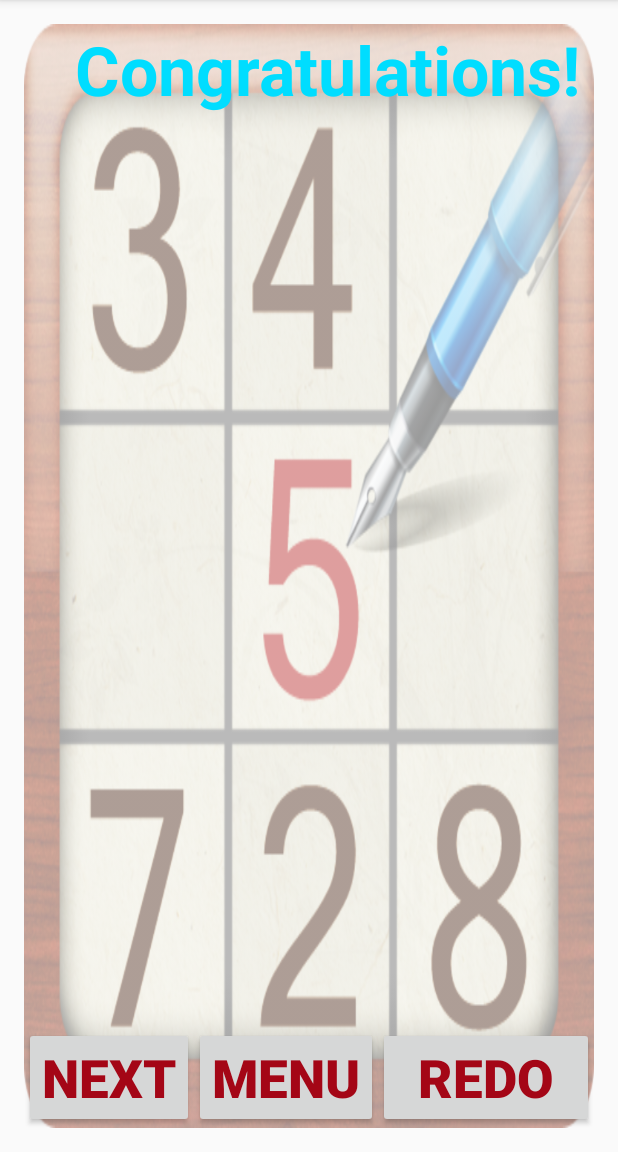
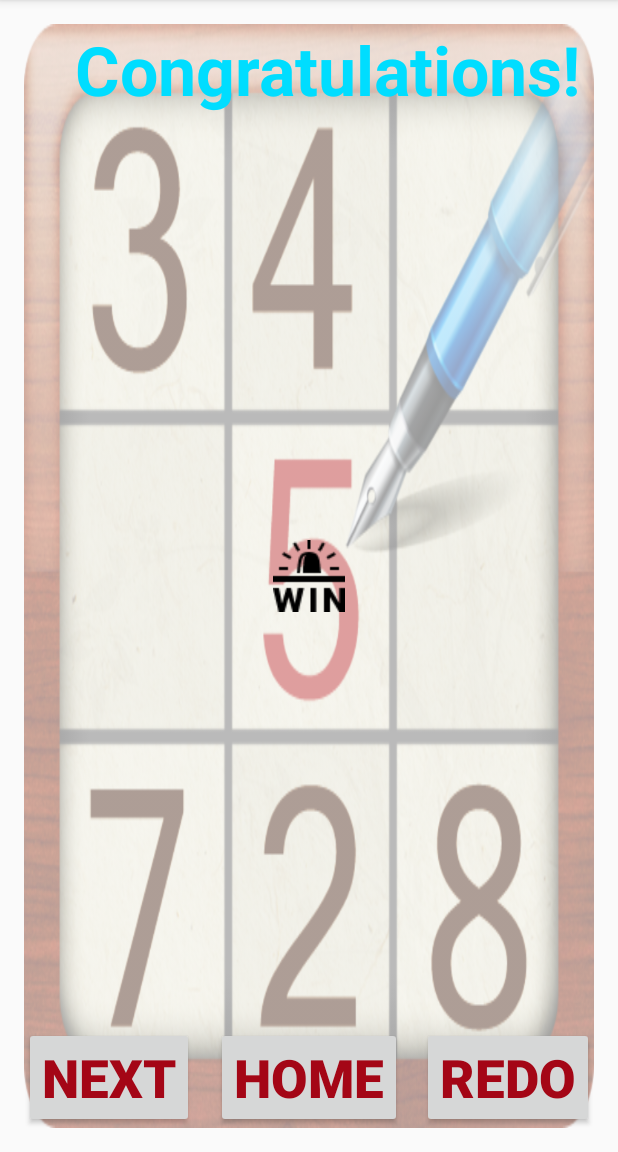
Before and after one commit to xdubzxxreaperx/sudoku, an Android app: the screen it shows after launch (MainActivity), on a phone screen of 412 x 824 dp, the part 84-1236 px from its top. Run offline under Robolectric (Android 15) with nearby library versions, the phone set to English and light mode, and no system bars.

```diff
--- a/sudoku2/app/src/main/res/layout/activity_main.xml
+++ b/sudoku2/app/src/main/res/layout/activity_main.xml
@@ -3,21 +3,21 @@
     xmlns:tools="http://schemas.android.com/tools"
     android:layout_width="match_parent"
     android:layout_height="match_parent"
+    android:background="@color/abc_background_cache_hint_selector_material_light"
     android:paddingBottom="@dimen/activity_vertical_margin"
     android:paddingLeft="@dimen/activity_horizontal_margin"
     android:paddingRight="@dimen/activity_horizontal_margin"
     android:paddingTop="@dimen/activity_vertical_margin"
-    tools:context="com.example.s2012002.sudoku.MainActivity"
-    android:background="@color/abc_background_cache_hint_selector_material_light">
+    tools:context="com.example.s2012002.sudoku.MainActivity">
 
 
     <ImageView
+        android:id="@+id/imageView"
         android:layout_width="match_parent"
         android:layout_height="match_parent"
         android:alpha="0.4"
-        android:src="@drawable/sudoku_icon"
         android:scaleType="fitXY"
-        android:id="@+id/imageView" />
+        android:src="@drawable/sudoku_icon" />
 
 
     <TextView
@@ -30,43 +30,48 @@
         android:textStyle="bold" />
 
     <Button
+        android:id="@+id/button"
         android:layout_width="wrap_content"
         android:layout_height="wrap_content"
-        android:text="NEXT"
-        android:id="@+id/button"
         android:layout_alignBottom="@+id/imageView"
         android:layout_alignLeft="@+id/imageView"
         android:layout_alignStart="@+id/imageView"
-        android:textStyle="bold"
+        android:text="NEXT"
         android:textColor="#a40616"
-        android:textSize="35dp" />
+        android:textSize="35dp"
+        android:textStyle="bold" />
 
     <Button
+        android:id="@+id/button2"
         android:layout_width="wrap_content"
         android:layout_height="wrap_content"
-        android:text="MENU"
-        android:id="@+id/button2"
         android:layout_alignParentBottom="true"
-        android:layout_toRightOf="@+id/button"
-        android:layout_toEndOf="@+id/button"
+        android:layout_centerHorizontal="true"
+        android:text="HOME"
+        android:textColor="#a40616"
         android:textSize="35dp"
-        android:textStyle="bold"
-        android:textColor="#a40616" />
+        android:textStyle="bold" />
 
     <Button
+        android:id="@+id/button3"
         android:layout_width="wrap_content"
         android:layout_height="wrap_content"
+        android:layout_alignParentBottom="true"
+        android:layout_alignParentEnd="true"
+        android:layout_alignParentRight="true"
         android:text="REDO"
-        android:id="@+id/button3"
-        android:layout_alignBottom="@+id/imageView"
-        android:layout_alignRight="@+id/imageView"
-        android:layout_alignEnd="@+id/imageView"
-        android:textStyle="bold"
+        android:textColor="#a40616"
         android:textSize="35dp"
-        android:textColor="#a40616"
-        android:layout_toRightOf="@+id/button2"
-        android:layout_toEndOf="@+id/button2"
-        android:layout_alignTop="@+id/button2" />
+        android:textStyle="bold" />
+
+    <ImageView
+
+        android:id="@+id/imageView2"
+        android:layout_width="wrap_content"
+        android:layout_height="wrap_content"
+        android:layout_centerHorizontal="true"
+        android:layout_centerVertical="true"
+        android:src="@drawable/win" />
 
 
     />
```
Also changed, not shown: Sudoku/app/src/main/res/layout/activity_main.xml (+105 -10 lines), sudoku2/app/src/main/res/drawable/win.png (added).
